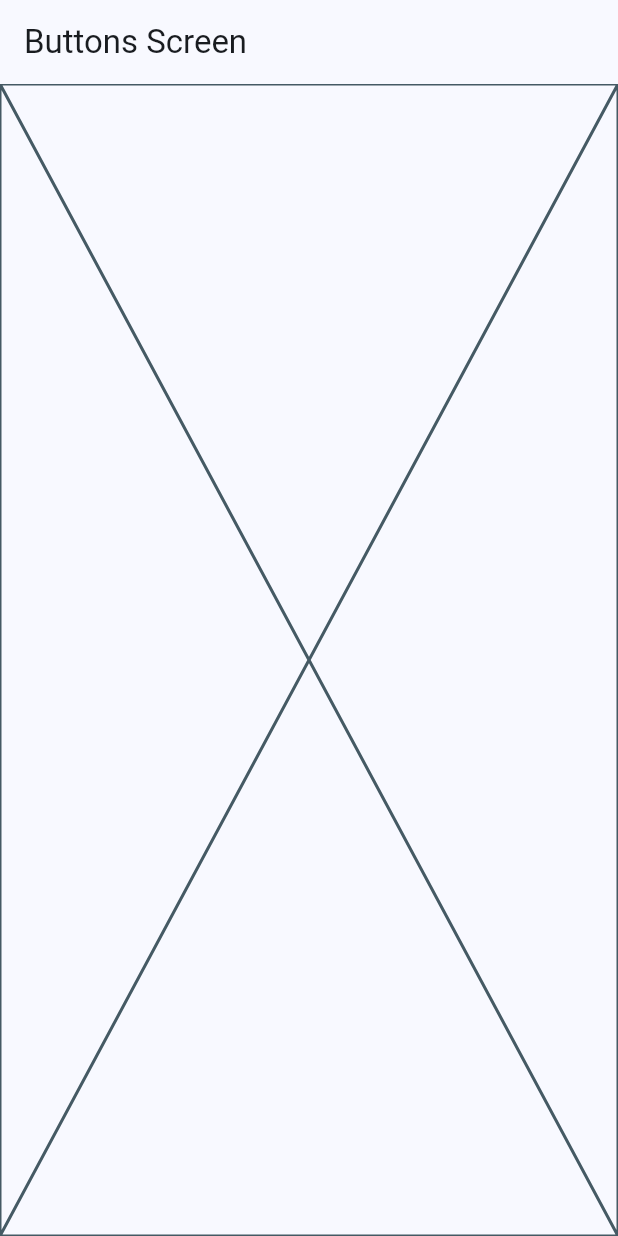
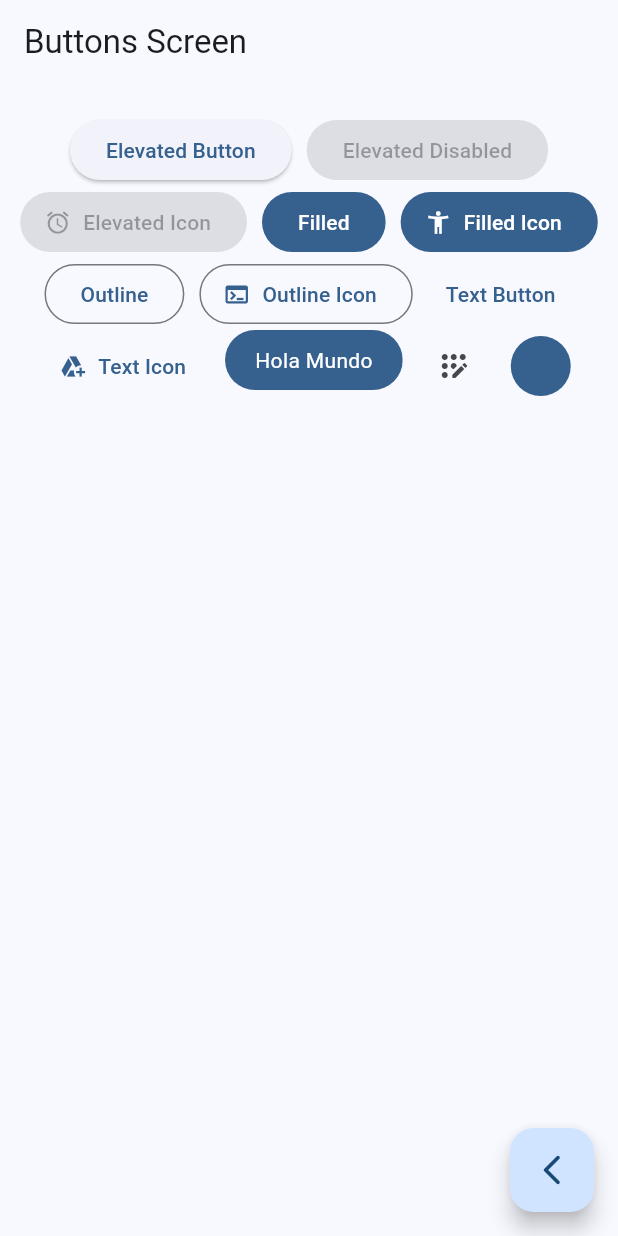
Before and after one commit to masmariuss/widgets_app, a Flutter app: the ButtonsScreen screen opened by its route, on a phone screen of 412 x 824 dp. Run offline on Flutter 3.47's test engine with Material 2 defaults, Android fonts, the phone set to English and light mode, and no system bars; our stand-ins replace go_router.

Commit message:
button screen finished

```diff
--- a/lib/presentation/screens/buttons/buttons_screen.dart
+++ b/lib/presentation/screens/buttons/buttons_screen.dart
@@ -1,4 +1,5 @@
 import 'package:flutter/material.dart';
+import 'package:go_router/go_router.dart';
 
 class ButtonsScreen extends StatelessWidget {
 
@@ -12,6 +13,103 @@ class ButtonsScreen extends StatelessWidget {
       appBar: AppBar(
         title: const Text('Buttons Screen'),
       ),
-      body: const Placeholder()    );
+      body: const _ButtonsView(),
+      floatingActionButton: FloatingActionButton(
+        child: const Icon( Icons.arrow_back_ios_new_rounded),
+        onPressed: () {
+          context.pop();
+        },
+      ),
+    );
   }
 }
+
+class _ButtonsView extends StatelessWidget {
+  const _ButtonsView();
+
+  @override
+  Widget build(BuildContext context) {
+
+    final colors = Theme.of(context).colorScheme;
+
+    return SizedBox(
+      width: double.infinity,
+      child: Padding(
+        padding: const EdgeInsets.symmetric( horizontal: 10, vertical: 20 ),
+        child: Wrap(
+          spacing: 10,
+          alignment: WrapAlignment.center,
+          children: [
+            ElevatedButton(onPressed: () {}, child: const Text('Elevated Button')),
+            const ElevatedButton(onPressed: null, child: Text('Elevated Disabled')),
+
+            ElevatedButton.icon(
+              onPressed: null,
+              icon: const Icon(Icons.access_alarm_rounded),
+              label: const Text('Elevated Icon')
+            ),
+
+            FilledButton( onPressed: () {}, child: const Text('Filled') ),
+            FilledButton.icon(
+              onPressed: () {},
+              icon: const Icon(Icons.accessibility_new),
+              label: const Text('Filled Icon'),
+            ),
+
+            OutlinedButton(onPressed: () {}, child: const Text('Outline')),
+            OutlinedButton.icon(
+              onPressed: () {},
+              icon: const Icon(Icons.terminal),
+              label: const Text('Outline Icon'),
+            ),
+
+            TextButton(onPressed: () {}, child: const Text('Text Button')),
+            TextButton.icon(
+              onPressed: () {},
+              icon: const Icon(Icons.add_to_drive_rounded),
+              label: const Text('Text Icon'),
+            ),
+
+            const CustomButton(),
+
+            IconButton(onPressed: () {}, icon: const Icon(Icons.app_registration_rounded)),
+            IconButton(
+              onPressed: () {},
+              icon: const Icon(Icons.app_registration_rounded),
+              style: ButtonStyle(
+                backgroundColor: MaterialStatePropertyAll(colors.primary),
+                iconColor: MaterialStatePropertyAll(colors.primary)),
+            )
+
+
+
+
+          ]
+        ),
+      ),
+    );
+  }
+}
+
+class CustomButton extends StatelessWidget {
+  const CustomButton({super.key});
+
+  @override
+  Widget build(BuildContext context) {
+
+    final colors = Theme.of(context).colorScheme;
+
+    return ClipRRect(
+      borderRadius: BorderRadius.circular(20),
+      child: Material(
+        color: colors.primary,
+        child: InkWell(
+          onTap: () {},
+          child: const Padding(
+            padding: EdgeInsets.symmetric(horizontal: 20, vertical: 10),
+            child: Text('Hola Mundo', style: TextStyle(color: Colors.white),)),
+        ),
+      ),
+    );
+  }
+}
```
